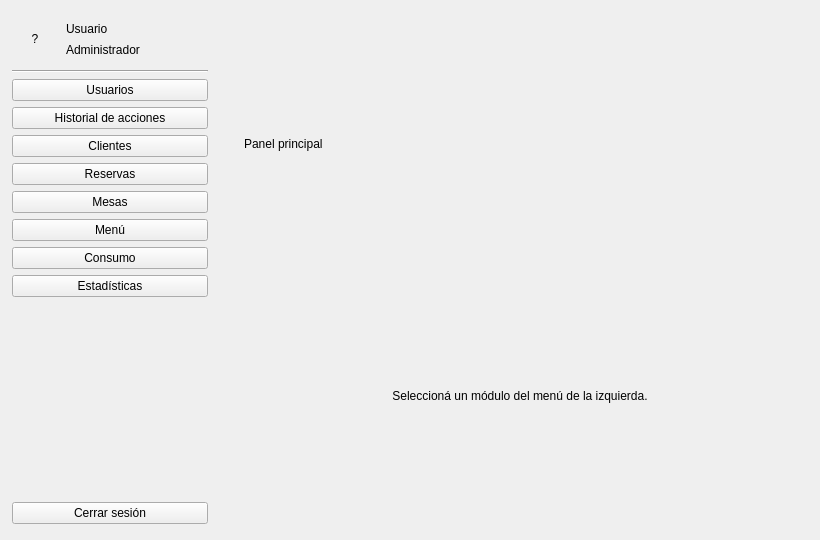
segovia-gabriel/ProyectoFinal-PracticasII, file vista/principal.ui: the form before one commit.
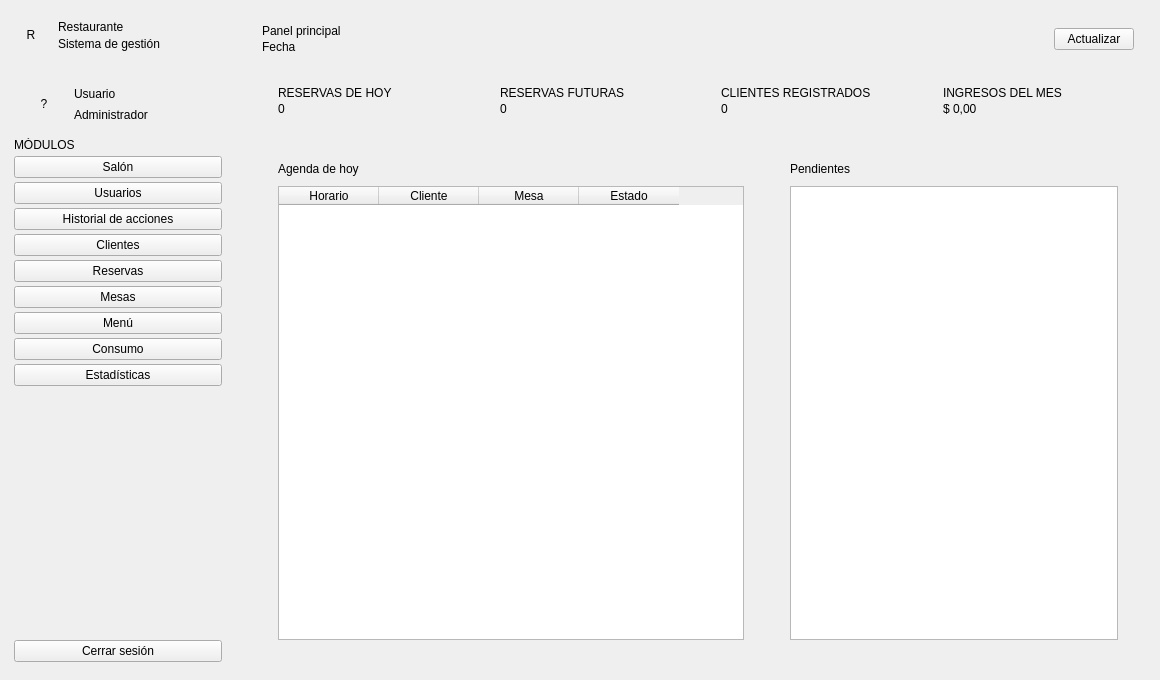
The form after the commit.

Commit message: Avances: modulo salon, panel, imagenes de menu y ajustes en vistas/controladores/modelos

```diff
--- a/vista/principal.ui
+++ b/vista/principal.ui
@@ -6,10 +6,16 @@
    <rect>
     <x>0</x>
     <y>0</y>
-    <width>820</width>
-    <height>540</height>
+    <width>1160</width>
+    <height>680</height>
    </rect>
   </property>
+  <property name="minimumSize">
+   <size>
+    <width>960</width>
+    <height>620</height>
+   </size>
+  </property>
   <property name="windowTitle">
    <string>Gestión de Restaurante</string>
   </property>
@@ -32,58 +38,130 @@
     </property>
     <item>
      <widget class="QWidget" name="widget_menu">
+      <property name="minimumSize">
+       <size>
+        <width>236</width>
+        <height>0</height>
+       </size>
+      </property>
       <property name="maximumSize">
        <size>
-        <width>220</width>
+        <width>236</width>
         <height>16777215</height>
        </size>
       </property>
       <layout class="QVBoxLayout" name="layout_menu">
        <property name="spacing">
-        <number>6</number>
+        <number>4</number>
        </property>
        <property name="leftMargin">
-        <number>12</number>
+        <number>14</number>
        </property>
        <property name="topMargin">
-        <number>16</number>
+        <number>18</number>
        </property>
        <property name="rightMargin">
-        <number>12</number>
+        <number>14</number>
        </property>
        <property name="bottomMargin">
-        <number>16</number>
+        <number>18</number>
        </property>
        <item>
-        <widget class="QWidget" name="widget_perfil">
+        <layout class="QHBoxLayout" name="layout_marca">
+         <property name="spacing">
+          <number>10</number>
+         </property>
+         <item>
+          <widget class="QLabel" name="label_marcaIcono">
+           <property name="minimumSize">
+            <size>
+             <width>34</width>
+             <height>34</height>
+            </size>
+           </property>
+           <property name="maximumSize">
+            <size>
+             <width>34</width>
+             <height>34</height>
+            </size>
+           </property>
+           <property name="text">
+            <string>R</string>
+           </property>
+           <property name="alignment">
+            <set>Qt::AlignCenter</set>
+           </property>
+          </widget>
+         </item>
+         <item>
+          <layout class="QVBoxLayout" name="layout_marcaTexto">
+           <property name="spacing">
+            <number>0</number>
+           </property>
+           <item>
+            <widget class="QLabel" name="label_marca">
+             <property name="text">
+              <string>Restaurante</string>
+             </property>
+            </widget>
+           </item>
+           <item>
+            <widget class="QLabel" name="label_marcaSub">
+             <property name="text">
+              <string>Sistema de gestión</string>
+             </property>
+            </widget>
+           </item>
+          </layout>
+         </item>
+        </layout>
+       </item>
+       <item>
+        <spacer name="espaciador_marca">
+         <property name="orientation">
+          <enum>Qt::Vertical</enum>
+         </property>
+         <property name="sizeType">
+          <enum>QSizePolicy::Fixed</enum>
+         </property>
+         <property name="sizeHint" stdset="0">
+          <size>
+           <width>20</width>
+           <height>18</height>
+          </size>
+         </property>
+        </spacer>
+       </item>
+       <item>
+        <widget class="QFrame" name="frame_perfil">
          <layout class="QHBoxLayout" name="layout_perfil">
           <property name="spacing">
            <number>10</number>
           </property>
           <property name="leftMargin">
-           <number>2</number>
+           <number>10</number>
           </property>
           <property name="topMargin">
-           <number>2</number>
+           <number>10</number>
           </property>
           <property name="rightMargin">
-           <number>2</number>
+           <number>10</number>
           </property>
           <property name="bottomMargin">
-           <number>4</number>
+           <number>10</number>
           </property>
           <item>
            <widget class="QLabel" name="label_avatar">
             <property name="minimumSize">
              <size>
-              <width>42</width>
-              <height>42</height>
+              <width>40</width>
+              <height>40</height>
              </size>
             </property>
             <property name="maximumSize">
              <size>
-              <width>42</width>
-              <height>42</height>
+              <width>40</width>
+              <height>40</height>
              </size>
             </property>
             <property name="text">
@@ -97,7 +175,7 @@
           <item>
            <layout class="QVBoxLayout" name="layout_perfil_texto">
             <property name="spacing">
-             <number>0</number>
+             <number>1</number>
             </property>
             <item>
              <widget class="QLabel" name="label_nombreUsuario">
@@ -119,9 +197,16 @@
         </widget>
        </item>
        <item>
-        <widget class="Line" name="linea_perfil">
-         <property name="orientation">
-          <enum>Qt::Horizontal</enum>
+        <widget class="QLabel" name="label_seccionModulos">
+         <property name="text">
+          <string>MÓDULOS</string>
+         </property>
+        </widget>
+       </item>
+       <item>
+        <widget class="QPushButton" name="pushButton_salon">
+         <property name="text">
+          <string>Salón</string>
          </property>
         </widget>
        </item>
@@ -208,36 +293,335 @@
      <widget class="QWidget" name="widget_contenido">
       <layout class="QVBoxLayout" name="layout_contenido">
        <property name="spacing">
-        <number>12</number>
+        <number>18</number>
        </property>
        <property name="leftMargin">
-        <number>24</number>
+        <number>26</number>
        </property>
        <property name="topMargin">
         <number>24</number>
        </property>
        <property name="rightMargin">
-        <number>24</number>
+        <number>26</number>
        </property>
        <property name="bottomMargin">
         <number>24</number>
        </property>
        <item>
-        <widget class="QLabel" name="label_titulo">
-         <property name="text">
-          <string>Panel principal</string>
+        <layout class="QHBoxLayout" name="layout_encabezado">
+         <property name="spacing">
+          <number>12</number>
          </property>
-        </widget>
+         <item>
+          <layout class="QVBoxLayout" name="layout_encabezadoTexto">
+           <property name="spacing">
+            <number>2</number>
+           </property>
+           <item>
+            <widget class="QLabel" name="label_titulo">
+             <property name="text">
+              <string>Panel principal</string>
+             </property>
+            </widget>
+           </item>
+           <item>
+            <widget class="QLabel" name="label_fecha">
+             <property name="text">
+              <string>Fecha</string>
+             </property>
+            </widget>
+           </item>
+          </layout>
+         </item>
+         <item>
+          <spacer name="espaciador_encabezado">
+           <property name="orientation">
+            <enum>Qt::Horizontal</enum>
+           </property>
+           <property name="sizeHint" stdset="0">
+            <size>
+             <width>40</width>
+             <height>20</height>
+            </size>
+           </property>
+          </spacer>
+         </item>
+         <item>
+          <widget class="QPushButton" name="pushButton_actualizar">
+           <property name="text">
+            <string>Actualizar</string>
+           </property>
+          </widget>
+         </item>
+        </layout>
        </item>
        <item>
-        <widget class="QLabel" name="label_contenido">
-         <property name="text">
-          <string>Seleccioná un módulo del menú de la izquierda.</string>
+        <layout class="QHBoxLayout" name="layout_indicadores">
+         <property name="spacing">
+          <number>14</number>
          </property>
-         <property name="alignment">
-          <set>Qt::AlignCenter</set>
+         <item>
+          <widget class="QFrame" name="frame_tarjetaReservasHoy">
+           <layout class="QVBoxLayout" name="layout_tarjetaReservasHoy">
+            <property name="spacing">
+             <number>2</number>
+            </property>
+            <property name="leftMargin">
+             <number>16</number>
+            </property>
+            <property name="topMargin">
+             <number>14</number>
+            </property>
+            <property name="rightMargin">
+             <number>16</number>
+            </property>
+            <property name="bottomMargin">
+             <number>14</number>
+            </property>
+            <item>
+             <widget class="QLabel" name="label_tituloReservasHoy">
+              <property name="text">
+               <string>RESERVAS DE HOY</string>
+              </property>
+             </widget>
+            </item>
+            <item>
+             <widget class="QLabel" name="label_valorReservasHoy">
+              <property name="text">
+               <string>0</string>
+              </property>
+             </widget>
+            </item>
+           </layout>
+          </widget>
+         </item>
+         <item>
+          <widget class="QFrame" name="frame_tarjetaReservasFuturas">
+           <layout class="QVBoxLayout" name="layout_tarjetaReservasFuturas">
+            <property name="spacing">
+             <number>2</number>
+            </property>
+            <property name="leftMargin">
+             <number>16</number>
+            </property>
+            <property name="topMargin">
+             <number>14</number>
+            </property>
+            <property name="rightMargin">
+             <number>16</number>
+            </property>
+            <property name="bottomMargin">
+             <number>14</number>
+            </property>
+            <item>
+             <widget class="QLabel" name="label_tituloReservasFuturas">
+              <property name="text">
+               <string>RESERVAS FUTURAS</string>
+              </property>
+             </widget>
+            </item>
+            <item>
+             <widget class="QLabel" name="label_valorReservasFuturas">
+              <property name="text">
+               <string>0</string>
+              </property>
+             </widget>
+            </item>
+           </layout>
+          </widget>
+         </item>
+         <item>
+          <widget class="QFrame" name="frame_tarjetaClientes">
+           <layout class="QVBoxLayout" name="layout_tarjetaClientes">
+            <property name="spacing">
+             <number>2</number>
+            </property>
+            <property name="leftMargin">
+             <number>16</number>
+            </property>
+            <property name="topMargin">
+             <number>14</number>
+            </property>
+            <property name="rightMargin">
+             <number>16</number>
+            </property>
+            <property name="bottomMargin">
+             <number>14</number>
+            </property>
+            <item>
+             <widget class="QLabel" name="label_tituloClientes">
+              <property name="text">
+               <string>CLIENTES REGISTRADOS</string>
+              </property>
+             </widget>
+            </item>
+            <item>
+             <widget class="QLabel" name="label_valorClientes">
+              <property name="text">
+               <string>0</string>
+              </property>
+             </widget>
+            </item>
+           </layout>
+          </widget>
+         </item>
+         <item>
+          <widget class="QFrame" name="frame_tarjetaIngresos">
+           <layout class="QVBoxLayout" name="layout_tarjetaIngresos">
+            <property name="spacing">
+             <number>2</number>
+            </property>
+            <property name="leftMargin">
+             <number>16</number>
+            </property>
+            <property name="topMargin">
+             <number>14</number>
+            </property>
+            <property name="rightMargin">
+             <number>16</number>
+            </property>
+            <property name="bottomMargin">
+             <number>14</number>
+            </property>
+            <item>
+             <widget class="QLabel" name="label_tituloIngresos">
+              <property name="text">
+               <string>INGRESOS DEL MES</string>
+              </property>
+             </widget>
+            </item>
+            <item>
+             <widget class="QLabel" name="label_valorIngresos">
+              <property name="text">
+               <string>$ 0,00</string>
+              </property>
+             </widget>
+            </item>
+           </layout>
+          </widget>
+         </item>
+        </layout>
+       </item>
+       <item>
+        <layout class="QHBoxLayout" name="layout_paneles">
+         <property name="spacing">
+          <number>14</number>
          </property>
-        </widget>
+         <item>
+          <widget class="QFrame" name="frame_agenda">
+           <layout class="QVBoxLayout" name="layout_agenda">
+            <property name="spacing">
+             <number>10</number>
+            </property>
+            <property name="leftMargin">
+             <number>16</number>
+            </property>
+            <property name="topMargin">
+             <number>14</number>
+            </property>
+            <property name="rightMargin">
+             <number>16</number>
+            </property>
+            <property name="bottomMargin">
+             <number>16</number>
+            </property>
+            <item>
+             <widget class="QLabel" name="label_subtituloAgenda">
+              <property name="text">
+               <string>Agenda de hoy</string>
+              </property>
+             </widget>
+            </item>
+            <item>
+             <widget class="QTableWidget" name="tableWidget_agenda">
+              <property name="alternatingRowColors">
+               <bool>true</bool>
+              </property>
+              <property name="selectionMode">
+               <enum>QAbstractItemView::SingleSelection</enum>
+              </property>
+              <property name="selectionBehavior">
+               <enum>QAbstractItemView::SelectRows</enum>
+              </property>
+              <property name="editTriggers">
+               <set>QAbstractItemView::NoEditTriggers</set>
+              </property>
+              <column>
+               <property name="text">
+                <string>Horario</string>
+               </property>
+              </column>
+              <column>
+               <property name="text">
+                <string>Cliente</string>
+               </property>
+              </column>
+              <column>
+               <property name="text">
+                <string>Mesa</string>
+               </property>
+              </column>
+              <column>
+               <property name="text">
+                <string>Estado</string>
+               </property>
+              </column>
+             </widget>
+            </item>
+           </layout>
+          </widget>
+         </item>
+         <item>
+          <widget class="QFrame" name="frame_avisos">
+           <property name="minimumSize">
+            <size>
+             <width>300</width>
+             <height>0</height>
+            </size>
+           </property>
+           <property name="maximumSize">
+            <size>
+             <width>360</width>
+             <height>16777215</height>
+            </size>
+           </property>
+           <layout class="QVBoxLayout" name="layout_avisos">
+            <property name="spacing">
+             <number>10</number>
+            </property>
+            <property name="leftMargin">
+             <number>16</number>
+            </property>
+            <property name="topMargin">
+             <number>14</number>
+            </property>
+            <property name="rightMargin">
+             <number>16</number>
+            </property>
+            <property name="bottomMargin">
+             <number>16</number>
+            </property>
+            <item>
+             <widget class="QLabel" name="label_subtituloAvisos">
+              <property name="text">
+               <string>Pendientes</string>
+              </property>
+             </widget>
+            </item>
+            <item>
+             <widget class="QListWidget" name="listWidget_avisos">
+              <property name="wordWrap">
+               <bool>true</bool>
+              </property>
+              <property name="selectionMode">
+               <enum>QAbstractItemView::SingleSelection</enum>
+              </property>
+             </widget>
+            </item>
+           </layout>
+          </widget>
+         </item>
+        </layout>
        </item>
       </layout>
      </widget>
```
Left out of the diff: 2 changed lines with no effect on the pictures. The commit also changes 72 other files.
